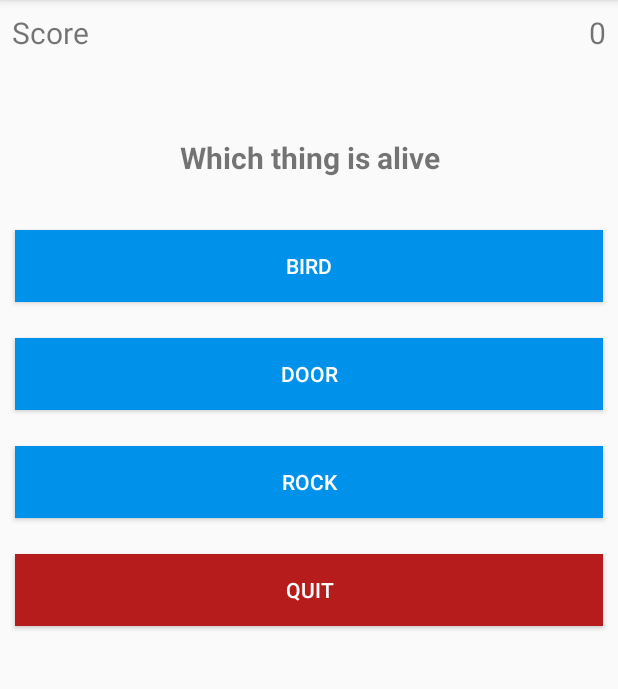
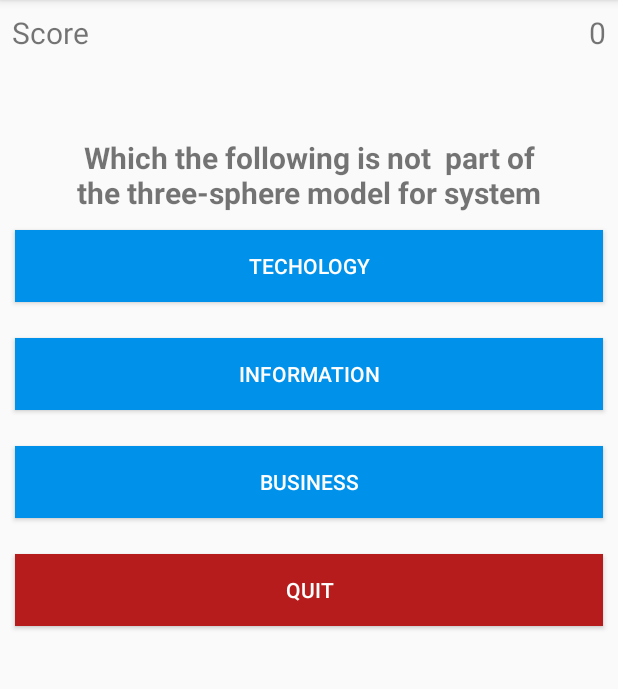
Before and after one commit to LaknaGammedda/AndroidQuiz, an Android app: the screen it shows after launch (QuizActivity), on a phone screen of 412 x 824 dp, the part 84-773 px from its top. Run offline under Robolectric (Android 15) with nearby library versions, the phone set to English and light mode, and no system bars.

Commit message:
commit 1

```diff
--- a/app/src/main/java/com/example/wathsala/quiz/QuestionLibrary.java
+++ b/app/src/main/java/com/example/wathsala/quiz/QuestionLibrary.java
@@ -56,4 +56,6 @@ public class QuestionLibrary {
         String answer = mCorrectAnswers[a];
         return answer;
     }
+
+
 }
--- a/app/src/main/java/com/example/wathsala/quiz/QuizActivity.java
+++ b/app/src/main/java/com/example/wathsala/quiz/QuizActivity.java
@@ -18,6 +18,7 @@ public class QuizActivity extends AppCompatActivity {
     private Button mButtonChoice2;
     private Button mButtonChoice3;
 
+
     private String mAnswer;
     private int mScore = 0;
     private int mQuestionNumber = 0;
@@ -32,16 +33,70 @@ public class QuizActivity extends AppCompatActivity {
         mButtonChoice1 = (Button)findViewById(R.id.choice1);
         mButtonChoice2 = (Button)findViewById(R.id.choice2);
         mButtonChoice3 = (Button)findViewById(R.id.choice3);
+        updateQuestion();
+
+        mButtonChoice1.setOnClickListener(new View.OnClickListener(){
+            public void onClick(View view){
+                if(mButtonChoice1.getText()==mAnswer){
+                    mScore = mScore +1;
+                    updateScore(mScore);
+                    updateQuestion();
+
+                    Toast.makeText(QuizActivity.this, "corret", Toast.LENGTH_SHORT).show();
+                }else {
+                    Toast.makeText(QuizActivity.this, "wrong", Toast.LENGTH_SHORT).show();
+                    updateQuestion();
+                }
+            }
+        });
+
+        mButtonChoice2.setOnClickListener(new View.OnClickListener(){
+            public void onClick(View view){
+                if(mButtonChoice2.getText()==mAnswer){
+                    mScore = mScore +1;
+                    updateScore(mScore);
+                    updateQuestion();
+
+                    Toast.makeText(QuizActivity.this, "corret", Toast.LENGTH_SHORT).show();
+                }else {
+                    Toast.makeText(QuizActivity.this, "wrong", Toast.LENGTH_SHORT).show();
+                    updateQuestion();
+                }
+            }
+        });
+
+        mButtonChoice3.setOnClickListener(new View.OnClickListener(){
+            public void onClick(View view){
+                if(mButtonChoice3.getText()==mAnswer){
+                    mScore = mScore +1;
+                    updateScore(mScore);
+                    updateQuestion();
+
+                    Toast.makeText(QuizActivity.this, "corret", Toast.LENGTH_SHORT).show();
+                }else {
+                    Toast.makeText(QuizActivity.this, "wrong", Toast.LENGTH_SHORT).show();
+                    updateQuestion();
+                }
+            }
+        });
+    }
+
+    private void updateQuestion(){
+
+            mQuestionView.setText(mQuestionLibrary.getQuestion(mQuestionNumber));
+            mButtonChoice1.setText(mQuestionLibrary.getChoice1(mQuestionNumber));
+            mButtonChoice2.setText(mQuestionLibrary.getChoice2(mQuestionNumber));
+            mButtonChoice3.setText(mQuestionLibrary.getChoice3(mQuestionNumber));
+
+
+            mAnswer = mQuestionLibrary.getCorrectAnswer(mQuestionNumber);
+            mQuestionNumber++;
 
     }
 
+    private void updateScore (int point){
+        mScoreView.setText("" +mScore);
+    }
 
-    public void onClick(View view){
-        Button answer = (Button) view;
-        if (answer.getText() == mAnswer){
-            mScore = mScore +1;
-            Toast.makeText(QuizActivity.this,"correct",Toast.LENGTH_SHORT).show();
-        }else Toast.makeText(QuizActivity.this,"wrong",Toast.LENGTH_SHORT).show();
 
-    }
 }
--- a/app/src/main/res/layout/activity_quiz.xml
+++ b/app/src/main/res/layout/activity_quiz.xml
@@ -4,23 +4,23 @@
     xmlns:tools="http://schemas.android.com/tools"
     android:layout_width="match_parent"
     android:layout_height="match_parent"
+    android:onClick="onClick"
     android:orientation="vertical"
     tools:context="com.example.wathsala.quiz.QuizActivity">
 
     <RelativeLayout
         android:layout_width="match_parent"
         android:layout_height="wrap_content"
-        android:padding="8dp"
-        android:layout_marginBottom="40dp">
+        android:layout_marginBottom="40dp"
+        android:padding="8dp">
 
         <TextView
+            android:id="@+id/textView"
             android:layout_width="wrap_content"
             android:layout_height="wrap_content"
+            android:layout_alignParentLeft="true"
             android:text="Score"
-            android:textSize="20sp"
-            android:layout_alignParentLeft="true"
-            android:id="@+id/textView"
-            />
+            android:textSize="20sp" />
 
         <TextView
             android:id="@+id/score"
@@ -29,9 +29,9 @@
             android:layout_alignParentEnd="true"
             android:layout_alignParentRight="true"
             android:layout_alignParentTop="true"
-            android:textSize="20sp"
             android:inputType="textPersonName"
-            android:text="0" />
+            android:text="0"
+            android:textSize="20sp" />
 
     </RelativeLayout>
 
@@ -50,47 +50,50 @@
         android:layout_width="match_parent"
         android:layout_height="wrap_content"
         android:layout_marginBottom="24dp"
-        android:background="#0091EA"
-        android:padding="8dp"
         android:layout_marginLeft="10dp"
         android:layout_marginRight="10dp"
+        android:background="#0091EA"
+        android:onClick="onClick"
+        android:padding="8dp"
         android:text="bird"
         android:textColor="#fff" />
 
     <Button
+        android:id="@+id/choice2"
         android:layout_width="match_parent"
         android:layout_height="wrap_content"
-        android:text="door"
-        android:background="#0091EA"
-        android:textColor="#fff"
-        android:padding="8dp"
+        android:layout_marginBottom="24dp"
         android:layout_marginLeft="10dp"
         android:layout_marginRight="10dp"
-        android:layout_marginBottom="24dp"
-        android:id="@+id/choice2"/>
+        android:background="#0091EA"
+        android:onClick="onClick"
+        android:padding="8dp"
+        android:text="door"
+        android:textColor="#fff" />
 
     <Button
+        android:id="@+id/choice3"
         android:layout_width="match_parent"
         android:layout_height="wrap_content"
-        android:text="rock"
-        android:background="#0091EA"
-        android:textColor="#fff"
-        android:padding="8dp"
+        android:layout_marginBottom="24dp"
         android:layout_marginLeft="10dp"
         android:layout_marginRight="10dp"
-        android:layout_marginBottom="24dp"
-        android:id="@+id/choice3"/>
+        android:background="#0091EA"
+        android:onClick="onClick"
+        android:padding="8dp"
+        android:text="rock"
+        android:textColor="#fff" />
 
     <Button
+        android:id="@+id/quit"
         android:layout_width="match_parent"
         android:layout_height="wrap_content"
-        android:text="quit"
-        android:background="#B71C1C"
-        android:textColor="#fff"
-        android:padding="8dp"
+        android:layout_marginBottom="24dp"
         android:layout_marginLeft="10dp"
         android:layout_marginRight="10dp"
-        android:layout_marginBottom="24dp"
-        android:id="@+id/quit"/>
+        android:background="#B71C1C"
+        android:padding="8dp"
+        android:text="quit"
+        android:textColor="#fff" />
 
 </LinearLayout>
```
